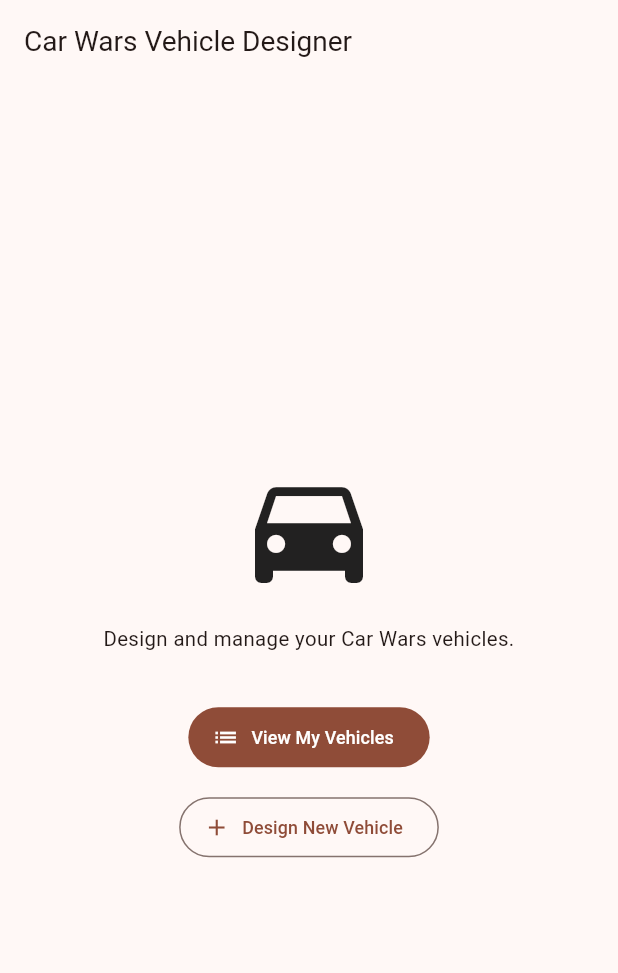
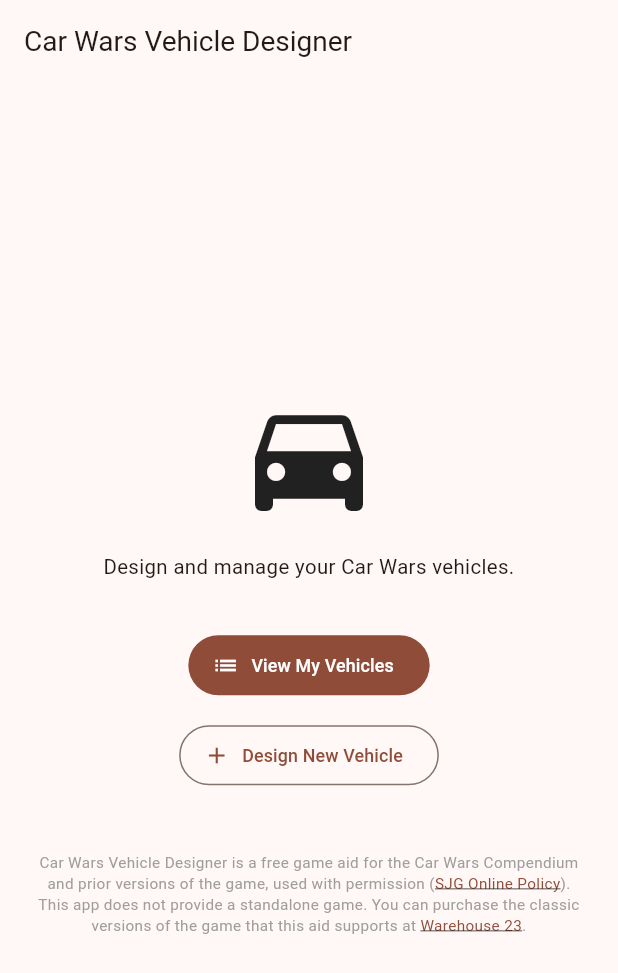
Before and after one commit to heusserm/car-wars-vehicle-designer, a Flutter app: the screen it shows after launch, on a phone screen of 412 x 824 dp. Shown: the top 973 px of the screen. Run offline on Flutter 3.47's test engine with Material 3 defaults, Android fonts, the phone set to English and light mode, and no system bars; our stand-ins replace shared_preferences.

Commit message:
Add SJG attribution notice to home screen
Adds a footer on the home screen identifying the app as a free game aid
for the Car Wars Compendium and prior editions, used with permission
under the SJG Online Policy, and noting it is not a standalone game.
Includes tappable links to the SJG Online Policy and to Warehouse 23
where the classic game can be purchased. Pulls in url_launcher to open
the links externally.

Co-Authored-By: Claude Sonnet 5 <noreply@anthropic.com>

```diff
--- a/lib/screens/home_screen.dart
+++ b/lib/screens/home_screen.dart
@@ -1,4 +1,6 @@
+import 'package:flutter/gestures.dart';
 import 'package:flutter/material.dart';
+import 'package:url_launcher/url_launcher.dart';
 
 import 'design_vehicle_screen.dart';
 import 'vehicle_list_screen.dart';
@@ -11,7 +13,7 @@ class HomeScreen extends StatelessWidget {
     return Scaffold(
       appBar: AppBar(title: const Text('Car Wars Vehicle Designer')),
       body: Center(
-        child: Padding(
+        child: SingleChildScrollView(
           padding: const EdgeInsets.all(24),
           child: Column(
             mainAxisSize: MainAxisSize.min,
@@ -39,6 +41,8 @@ class HomeScreen extends StatelessWidget {
                 icon: const Icon(Icons.add),
                 label: const Text('Design New Vehicle'),
               ),
+              const SizedBox(height: 40),
+              const _AttributionNotice(),
             ],
           ),
         ),
@@ -46,3 +50,51 @@ class HomeScreen extends StatelessWidget {
     );
   }
 }
+
+class _AttributionNotice extends StatelessWidget {
+  const _AttributionNotice();
+
+  static final Uri _policyUrl = Uri.parse('https://www.sjgames.com/general/online_policy.html');
+  static final Uri _storeUrl = Uri.parse('https://warehouse23.com/collections/car-wars-classic');
+
+  Future<void> _open(Uri url) async {
+    await launchUrl(url, mode: LaunchMode.externalApplication);
+  }
+
+  @override
+  Widget build(BuildContext context) {
+    const baseStyle = TextStyle(fontSize: 12, color: Colors.grey, height: 1.4);
+    final linkStyle = baseStyle.copyWith(
+      color: Theme.of(context).colorScheme.primary,
+      decoration: TextDecoration.underline,
+    );
+
+    return Text.rich(
+      TextSpan(
+        style: baseStyle,
+        children: [
+          const TextSpan(
+            text: 'Car Wars Vehicle Designer is a free game aid for the Car Wars '
+                'Compendium and prior versions of the game, used with permission (',
+          ),
+          TextSpan(
+            text: 'SJG Online Policy',
+            style: linkStyle,
+            recognizer: TapGestureRecognizer()..onTap = () => _open(_policyUrl),
+          ),
+          const TextSpan(
+            text: '). This app does not provide a standalone game. You can purchase '
+                'the classic versions of the game that this aid supports at ',
+          ),
+          TextSpan(
+            text: 'Warehouse 23',
+            style: linkStyle,
+            recognizer: TapGestureRecognizer()..onTap = () => _open(_storeUrl),
+          ),
+          const TextSpan(text: '.'),
+        ],
+      ),
+      textAlign: TextAlign.center,
+    );
+  }
+}
--- a/pubspec.yaml
+++ b/pubspec.yaml
@@ -35,6 +35,7 @@ dependencies:
   # Use with the CupertinoIcons class for iOS style icons.
   cupertino_icons: ^1.0.8
   shared_preferences: ^2.5.5
+  url_launcher: ^6.3.0
 
 dev_dependencies:
   flutter_test:
```
Also changed, not shown: pubspec.lock, 5 other files.
